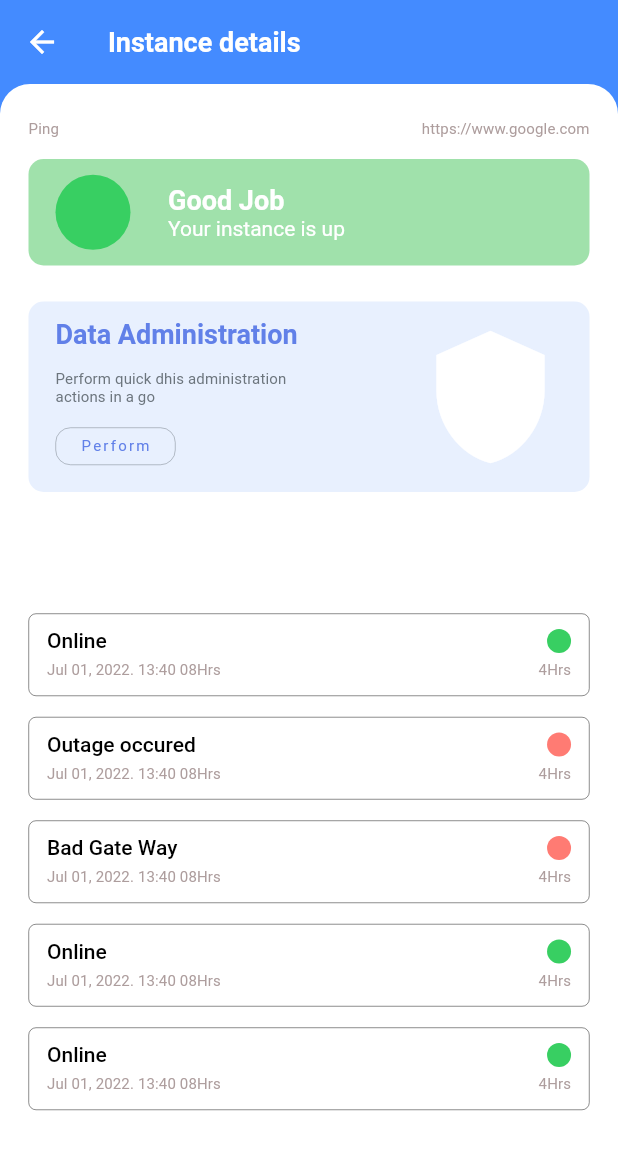
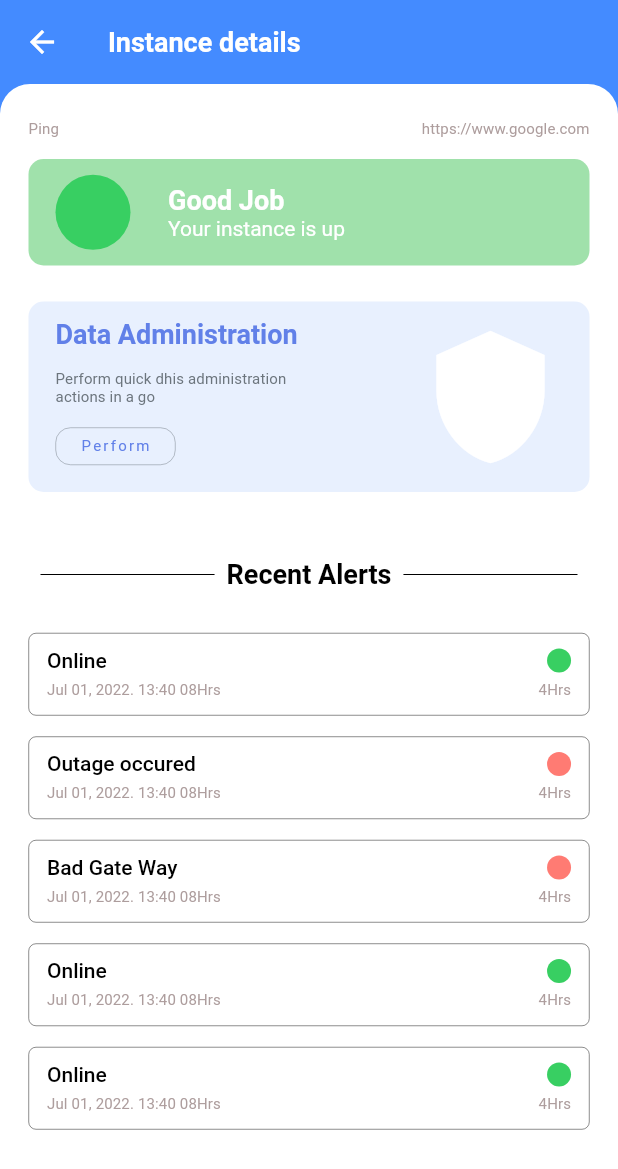
Before and after one commit to udsm-dhis2-lab/mobile-d2-admin, a Flutter app: the InstanceDetails screen opened directly with empty values, on a phone screen of 412 x 824 dp. Shown: the top 1169 px of the screen. Run offline on Flutter 3.47's test engine with Material 2 defaults, Android fonts, the phone set to English and light mode, and no system bars; our stand-ins replace connectivity_plus, drift, google_fonts; missing offline and left inert: workmanager; accounts and stored records are empty; generated files the repository leaves out were written again.

Commit message:
feat: Add Recent Alerts list header

```diff
--- a/lib/screens/instance_details.dart
+++ b/lib/screens/instance_details.dart
@@ -62,10 +62,12 @@ class InstanceDetails extends StatelessWidget {
                 buildInstanceCurrentStateCard(context),
                 const SizedBox(height: 24),
                 buildDataAdministrationCard(context),
-                const SizedBox(height: 81),
+                const SizedBox(height: 32),
                 Expanded(
                   child: ListView(
                     children: [
+                      buildListHeader(context),
+                      const SizedBox(height: 16),
                       buildPingStatusesCard(
                           context: context,
                           pingStatus: 'Online',
@@ -96,6 +98,38 @@ class InstanceDetails extends StatelessWidget {
               ],
             )),
       ),
+    );
+  }
+
+  Widget buildListHeader(BuildContext context) {
+    return Row(
+      children: [
+        const Expanded(
+          child: Padding(
+            padding: EdgeInsets.all(8.0),
+            child: Divider(
+              height: 30,
+              color: AppColors.onSurfaceColor,
+            ),
+          ),
+        ),
+        Text(
+          'Recent Alerts',
+          style: Theme.of(context)
+              .textTheme
+              .titleLarge!
+              .copyWith(color: AppColors.onSurfaceColor),
+        ),
+        const Expanded(
+          child: Padding(
+            padding: EdgeInsets.all(8.0),
+            child: Divider(
+              height: 30,
+              color: AppColors.onSurfaceColor,
+            ),
+          ),
+        ),
+      ],
     );
   }
 
```
